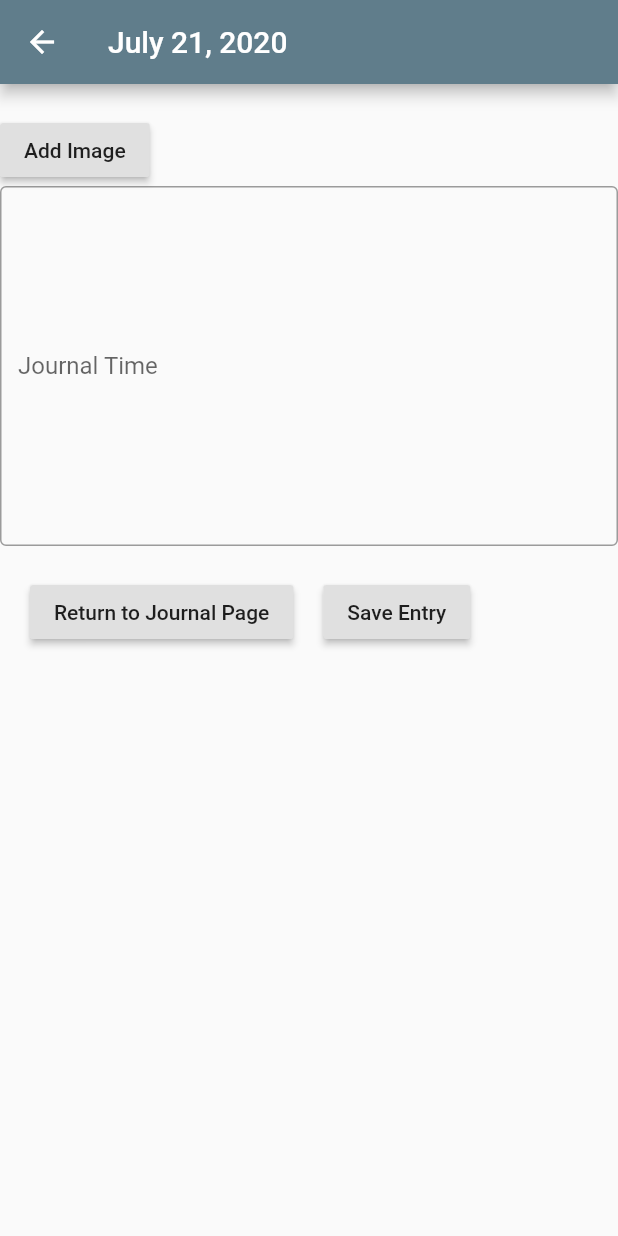
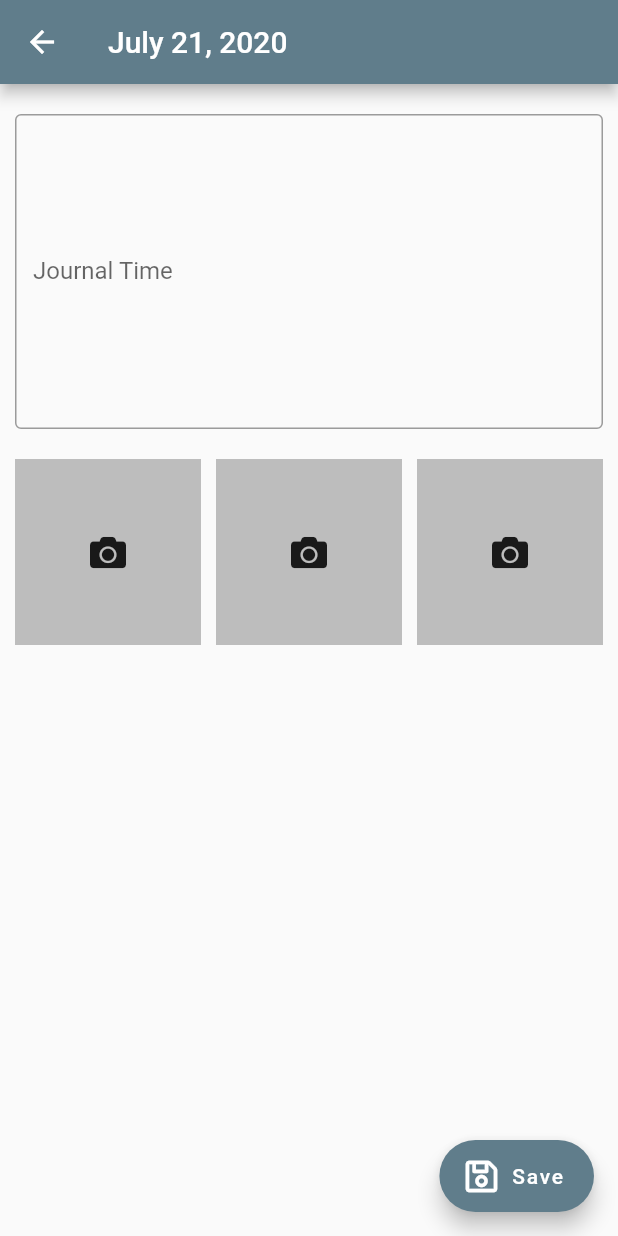
Before and after one commit to CS386-journal-time/CS386-journal-time, a Flutter app: the JournalEntry screen opened directly with empty values, on a phone screen of 412 x 824 dp. Run offline on Flutter 3.47's test engine with Material 2 defaults, Android fonts, the phone set to English and light mode, and no system bars; our stand-ins replace font_awesome_flutter, image_picker, table_calendar.

Commit message:
Adjusted the journal UI

```diff
--- a/journal_time1/lib/JournalEntry.dart
+++ b/journal_time1/lib/JournalEntry.dart
@@ -1,8 +1,10 @@
 import 'package:flutter/material.dart';
+import 'package:font_awesome_flutter/font_awesome_flutter.dart';
+import 'package:intl/intl.dart';
+import 'package:image_picker/image_picker.dart';
+import 'dart:io';
 import 'Day.dart';
-import 'package:intl/intl.dart';
-import 'Photo.dart';
-import 'dart:io';
+
 
 
 class JournalEntry extends StatelessWidget {
@@ -24,34 +26,10 @@ class JournalEntry extends StatelessWidget {
   }
 
 
-
-  @override
-  Widget build(BuildContext context) {
+  Widget textBox() {
     final int maxLine = 30;
-    return Scaffold(
-      resizeToAvoidBottomInset: false,
-      appBar: AppBar(
-        title: Text(formatDate()),
-      ),
-      body: Column(
-        children: <Widget>[
-          SizedBox(
-            height: 20,
-          ),
-          Row(
-            children: <Widget>[
-              RaisedButton(
-                onPressed: () {
-                  Route route = MaterialPageRoute(
-                      builder: (context) => Photo()
-                  );
-                  Navigator.push(context, route);
-                },
-                child: Text('Add Image'),
-              ),
-            ],
-          ),
-          Container(
+    return Container(
+      padding: EdgeInsets.fromLTRB(10, 20, 10, 10),
       height: maxLine * 8.0,
       child: TextField(
         controller: myController,
@@ -62,38 +40,74 @@ class JournalEntry extends StatelessWidget {
           labelText: 'Journal Time',
         ),
       ),
+    );
+  }
+
+  Widget imageGrid() {
+    return GridView.count(
+      shrinkWrap: true,
+      primary: false,
+      padding: const EdgeInsets.all(10),
+      crossAxisSpacing: 10,
+      crossAxisCount: 3,
+      children: <Widget>[
+        GestureDetector(
+          onTap: (){
+            print('test');
+          },
+          child: Container(
+          color: Colors.grey[400],
+          child: Icon(FontAwesomeIcons.camera),
           ),
-          SizedBox(
-            height: 20,
         ),
-          Row(
+        GestureDetector(
+          onTap: (){
+            print('test');
+          },
+          child: Container(
+            color: Colors.grey[400],
+            child: Icon(FontAwesomeIcons.camera),
+          ),
+        ),
+        GestureDetector(
+          onTap: (){
+            print('test');
+          },
+          child: Container(
+            color: Colors.grey[400],
+            child: Icon(FontAwesomeIcons.camera),
+          ),
+        ),
+      ],
+    );
+  }
+
+
+
+  @override
+  Widget build(BuildContext context) {
+    return Scaffold(
+      resizeToAvoidBottomInset: false,
+      appBar: AppBar(
+        title: Text(formatDate()),
+      ),
+      body: Column(
         children: <Widget>[
-              SizedBox(
-                width: 20,
+          textBox(),
+          imageGrid(),
+        ],
       ),
-              RaisedButton(
-                onPressed: () {
-                  Navigator.pop(context);
-                },
-                child: Text('Return to Journal Page'),
-              ),
-              SizedBox(
-                width: 20,
-              ),
-              RaisedButton(
-                onPressed: () {
-                  print(journalText);
+      floatingActionButton: FloatingActionButton.extended(
+        onPressed: (){
           Route route = MaterialPageRoute(
           builder: (context) => Day(
               choiceDay: choiceDay, journalText: myController.text),
           );
         Navigator.push(context, route);
         },
-                child: Text('Save Entry'),
-              ),
-            ],
-          ),
-        ],
+        label: Text('Save'),
+        icon: Icon(FontAwesomeIcons.save),
+        backgroundColor: Colors.blueGrey,
       ),
     );
   }
--- a/journal_time1/lib/Photo.dart
+++ b/journal_time1/lib/Photo.dart
@@ -18,6 +18,16 @@ class _Photo extends State<Photo> {
       _image = File(pickedFile.path);
     });
   }
+
+  Widget pickedImage(
+      return Scaffold(
+        color: Colors.grey,
+        padding: EdgeInsets.all(60),
+        child: _image == null
+        ? Text('Tap to select an image.')
+          : Image.file(_image),
+  );
+
 
   @override
   Widget build(BuildContext context) {
--- a/journal_time1/pubspec.yaml
+++ b/journal_time1/pubspec.yaml
@@ -24,6 +24,7 @@ dependencies:
   flutter:
     sdk: flutter
   image_picker: ^0.6.7+4
+  font_awesome_flutter: ^8.8.1
 
   table_calendar: ^2.2.3
 
```
Also changed, not shown: journal_time1/pubspec.lock. Lines whose indentation alone changed are shown as unchanged.
